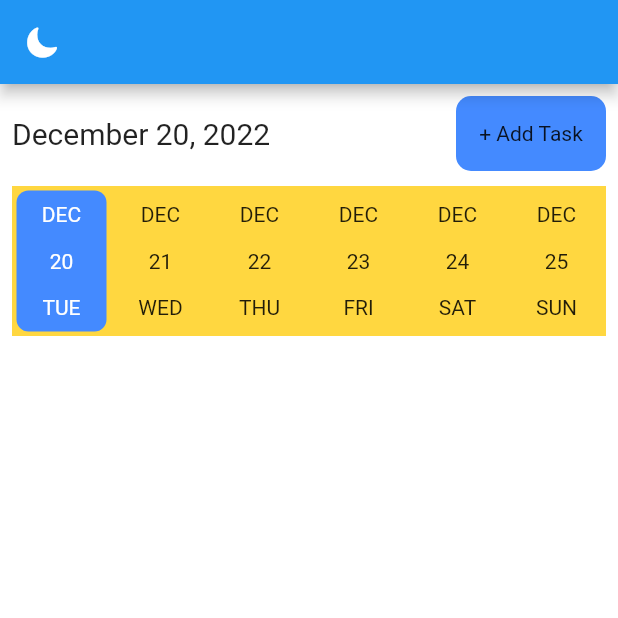
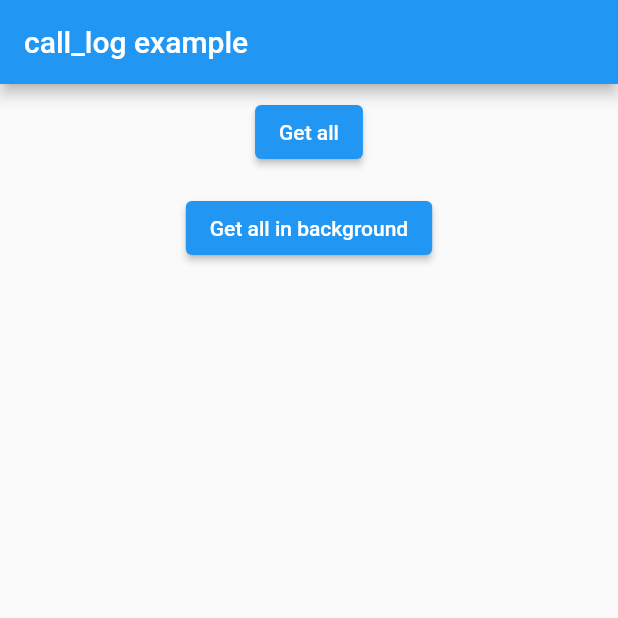
Before and after one commit to sachin-rai1/flutter_localnotification, a Flutter app: the screen it shows after launch, on a phone screen of 412 x 824 dp, the top half of it. Run offline on Flutter 3.47's test engine with Material 2 defaults, Android fonts, the phone set to English and light mode, and no system bars; drawn by our look-alikes of date_picker_timeline; our stand-ins replace date_format, flutter_local_notifications, flutter_native_timezone, flutter_staggered_animations, fluttertoast, get and 7 more; missing offline and left inert: android_alarm_manager_plus, call_log, phone_state, workmanager; accounts and stored records are empty.

Commit message:
Phone State Done

```diff
--- a/lib/AddTask.dart
+++ b/lib/AddTask.dart
@@ -180,6 +180,7 @@ class _AddTaskState extends State<AddTask> {
       remind: int.parse(remindController.text),
       repeat: repeatSelection.toString(),
     ));
+  print(value);
 
 
   }
--- /dev/null
+++ b/lib/Call Management/callHistory.dart
@@ -0,0 +1,116 @@
+import 'package:call_log/call_log.dart';
+import 'package:flutter/material.dart';
+import 'package:flutter/services.dart';
+import 'package:workmanager/workmanager.dart';
+
+
+void callbackDispatcher() {
+  Workmanager().executeTask((dynamic task, dynamic inputData) async {
+    print('Background Services are Working!');
+    try {
+      final Iterable<CallLogEntry> cLog = await CallLog.get();
+      print('Queried call log entries');
+      for(CallLogEntry entry in cLog) {
+        print('-------------------------------------');
+        print('F. NUMBER  : ${entry.formattedNumber}');
+        print('C.M. NUMBER: ${entry.cachedMatchedNumber}');
+        print('NUMBER     : ${entry.number}');
+        print('NAME       : ${entry.name}');
+        print('TYPE       : ${entry.callType}');
+        print('DATE       : ${DateTime.fromMillisecondsSinceEpoch(entry.timestamp!)}');
+        print('DURATION   : ${entry.duration}');
+        print('ACCOUNT ID : ${entry.phoneAccountId}');
+        print('ACCOUNT ID : ${entry.phoneAccountId}');
+        print('SIM NAME   : ${entry.simDisplayName}');
+        print('-------------------------------------');
+      }
+      return true;
+    } on PlatformException catch (e, s) {
+      print(e);
+      print(s);
+      return true;
+    }
+  });
+}
+
+class CallHistory extends StatefulWidget {
+  const CallHistory({Key? key}) : super(key: key);
+
+  @override
+  State<CallHistory> createState() => _CallHistoryState();
+}
+
+class _CallHistoryState extends State<CallHistory> {
+  Iterable<CallLogEntry> _callLogEntries = <CallLogEntry>[];
+
+  @override
+  Widget build(BuildContext context) {
+    const TextStyle mono = TextStyle(fontFamily: 'monospace');
+    final List<Widget> children = <Widget>[];
+    for (CallLogEntry entry in _callLogEntries) {
+      children.add(
+        Column(
+          crossAxisAlignment: CrossAxisAlignment.start,
+          mainAxisAlignment: MainAxisAlignment.start,
+          children: <Widget>[
+            const Divider(),
+            Text('F. NUMBER  : ${entry.formattedNumber}', style: mono),
+            Text('C.M. NUMBER: ${entry.cachedMatchedNumber}', style: mono),
+            Text('NUMBER     : ${entry.number}', style: mono),
+            Text('NAME       : ${entry.name}', style: mono),
+            Text('TYPE       : ${entry.callType}', style: mono),
+            Text('DATE       : ${DateTime.fromMillisecondsSinceEpoch(entry.timestamp!) }',style: mono),
+            Text('DURATION   : ${entry.duration}', style: mono),
+            Text('ACCOUNT ID : ${entry.phoneAccountId}', style: mono),
+            Text('SIM NAME   : ${entry.simDisplayName}', style: mono),
+          ],
+        ),
+      );
+    }
+
+    return MaterialApp(
+      home: Scaffold(
+        appBar: AppBar(title: const Text('call_log example')),
+        body: SingleChildScrollView(
+          child: Column(
+            children: <Widget>[
+              Center(
+                child: Padding(
+                  padding: const EdgeInsets.all(8.0),
+                  child: ElevatedButton(
+                    onPressed: () async {
+                      final Iterable<CallLogEntry> result = await CallLog.query();
+                      setState(() {
+                        _callLogEntries = result;
+                      });
+                    },
+                    child: const Text('Get all'),
+                  ),
+                ),
+              ),
+              Center(
+                child: Padding(
+                  padding: const EdgeInsets.all(8.0),
+                  child: ElevatedButton(
+                    onPressed: () {
+                      Workmanager().registerOneOffTask(
+                        DateTime.now().millisecondsSinceEpoch.toString(),
+                        'simpleTask',
+                        existingWorkPolicy: ExistingWorkPolicy.replace,
+                      );
+                    },
+                    child: const Text('Get all in background'),
+                  ),
+                ),
+              ),
+              Padding(
+                padding: const EdgeInsets.all(8.0),
+                child: Column(children: children),
+              ),
+            ],
+          ),
+        ),
+      ),
+    );
+  }
+}
--- a/lib/HomePage.dart
+++ b/lib/HomePage.dart
@@ -81,6 +81,8 @@ class _HomePageState extends State<HomePage> {
         itemCount: _taskController.taskList.length,
         itemBuilder: (BuildContext context, int index) {
           TaskData task = _taskController.taskList[index];
+          print(task.toJson());
+          print(task.toString());
           if (task.repeat == "Daily") {
             DateTime date = DateFormat.Hm().parse(task.startTime.toString());
             var myTime = DateFormat("HH:mm").format(date);
--- a/lib/alarmManager.dart
+++ b/lib/alarmManager.dart
@@ -33,12 +33,12 @@ class _AlarmManager extends State<AlarmManager> {
   static void _oneShotTaskCallback() {
     print("One Shot Task Running");
     Vibration.vibrate(pattern: [0, 10000, 500, 20000]);
-    NotificationService().showNotification();
+    // NotificationService().showNotification();
   }
 
   static void _oneShotAtTaskCallback() {
     print("One Shot At Task Running");
-    NotificationService().showNotification();
+    // NotificationService().showNotification();
     Vibration.vibrate(pattern: [0, 1000, 200, 2000]);
   }
 
--- a/lib/main.dart
+++ b/lib/main.dart
@@ -1,20 +1,21 @@
-import 'dart:ui';
 import 'package:flutter/material.dart';
 import 'package:flutter_localnotification/AddTask.dart';
-import 'package:flutter_localnotification/AlarmClock.dart';
+import 'package:flutter_localnotification/Call%20Management/callHistory.dart';
 import 'package:flutter_localnotification/Constant.dart';
-import 'package:flutter_localnotification/HomePage.dart';
-import 'package:flutter_localnotification/NotificationService.dart';
 import 'package:flutter_localnotification/db/DbHelper.dart';
 import 'package:get/get.dart';
 import 'package:get_storage/get_storage.dart';
+import 'package:workmanager/workmanager.dart';
+
+import 'Call Management/incomingCall.dart';
 
 Future<void> main() async {
   WidgetsFlutterBinding.ensureInitialized();
-  IsolateNameServer.registerPortWithName(
-    port.sendPort,
-    isolateName,
-  );
+  // IsolateNameServer.registerPortWithName(
+  //   port.sendPort,
+  //   isolateName,
+  // );
+  Workmanager().initialize(callbackDispatcher, isInDebugMode: true);
   await DbHelper.initDb();
   await GetStorage.init();
   runApp(const MyApp());
@@ -30,7 +31,7 @@ class MyApp extends StatelessWidget {
       theme: Themes.lightTheme,
       themeMode: ThemeService().theme,
       darkTheme: Themes.darkTheme,
-      home: const HomePage(),
+      home: const CallHistory(),
       routes: {
         "AddTask": (context) => const AddTask(),
       },
--- a/pubspec.yaml
+++ b/pubspec.yaml
@@ -50,6 +50,11 @@ dependencies:
   flutter_staggered_animations: ^1.1.1
   google_fonts: ^3.0.1
   flutter_native_timezone: ^2.0.0
+  phone_state: ^1.0.2
+  permission_handler: ^10.2.0
+  uuid: ^3.0.7
+  workmanager: ^0.5.1
+  call_log: ^4.0.0
 
 dev_dependencies:
   flutter_test:
```
Also changed, not shown: lib/Call Management/incomingCall.dart (added, +168 -0 lines), lib/NotificationService.dart (+5 -7 lines), pubspec.lock, 4 other files.
